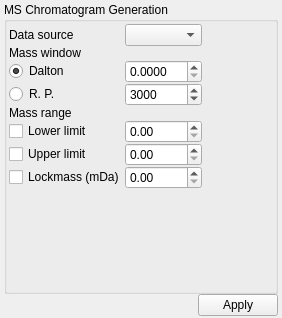
qtplatz/qtplatz, file src/libs/adwidgets/mschromatogramform.ui: the form before one commit.
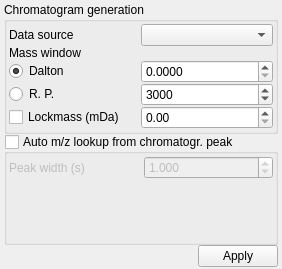
The form after the commit.

Commit message: machromatogram auto targeting process partially implemented

The edit to the form file:
```diff
--- a/src/libs/adwidgets/mschromatogramform.ui
+++ b/src/libs/adwidgets/mschromatogramform.ui
@@ -7,7 +7,7 @@
     <x>0</x>
     <y>0</y>
     <width>282</width>
-    <height>318</height>
+    <height>269</height>
    </rect>
   </property>
   <property name="windowTitle">
@@ -29,12 +29,19 @@
    <property name="spacing">
     <number>0</number>
    </property>
+   <item row="2" column="0">
+    <widget class="QDialogButtonBox" name="buttonBox">
+     <property name="standardButtons">
+      <set>QDialogButtonBox::Apply</set>
+     </property>
+    </widget>
+   </item>
    <item row="0" column="0">
     <layout class="QVBoxLayout" name="verticalLayout">
      <item>
       <widget class="QGroupBox" name="groupBox">
        <property name="title">
-        <string>MS Chromatogram Generation</string>
+        <string>Chromatogram generation</string>
        </property>
        <layout class="QGridLayout" name="gridLayout_3">
         <property name="leftMargin">
@@ -57,47 +64,6 @@
           <property name="spacing">
            <number>0</number>
           </property>
-          <item row="0" column="1">
-           <widget class="QComboBox" name="comboBox"/>
-          </item>
-          <item row="3" column="0">
-           <widget class="QRadioButton" name="radioButton_2">
-            <property name="enabled">
-             <bool>true</bool>
-            </property>
-            <property name="text">
-             <string>R. P.</string>
-            </property>
-           </widget>
-          </item>
-          <item row="5" column="0">
-           <widget class="QCheckBox" name="checkBox_lower">
-            <property name="text">
-             <string>Lower limit</string>
-            </property>
-           </widget>
-          </item>
-          <item row="5" column="1">
-           <widget class="QDoubleSpinBox" name="doubleSpinBox_2">
-            <property name="maximum">
-             <double>99999.000000000000000</double>
-            </property>
-           </widget>
-          </item>
-          <item row="0" column="0">
-           <widget class="QLabel" name="label">
-            <property name="text">
-             <string>Data source</string>
-            </property>
-           </widget>
-          </item>
-          <item row="1" column="0">
-           <widget class="QLabel" name="label_2">
-            <property name="text">
-             <string>Mass window</string>
-            </property>
-           </widget>
-          </item>
           <item row="2" column="1">
            <widget class="QDoubleSpinBox" name="doubleSpinBox">
             <property name="decimals">
@@ -114,13 +80,16 @@
             </property>
            </widget>
           </item>
-          <item row="4" column="0">
-           <widget class="QLabel" name="label_3">
+          <item row="0" column="0">
+           <widget class="QLabel" name="label">
             <property name="text">
-             <string>Mass range</string>
+             <string>Data source</string>
             </property>
            </widget>
           </item>
+          <item row="0" column="1">
+           <widget class="QComboBox" name="comboBox"/>
+          </item>
           <item row="2" column="0">
            <widget class="QRadioButton" name="radioButton">
             <property name="text">
@@ -131,23 +100,13 @@
             </property>
            </widget>
           </item>
-          <item row="8" column="0">
-           <spacer name="verticalSpacer">
-            <property name="orientation">
-             <enum>Qt::Vertical</enum>
+          <item row="4" column="1">
+           <widget class="QDoubleSpinBox" name="doubleSpinBox_4">
+            <property name="suffix">
+             <string comment="mDa"/>
             </property>
-            <property name="sizeHint" stdset="0">
-             <size>
-              <width>20</width>
-              <height>40</height>
-             </size>
-            </property>
-           </spacer>
-          </item>
-          <item row="6" column="1">
-           <widget class="QDoubleSpinBox" name="doubleSpinBox_3">
             <property name="maximum">
-             <double>99999.000000000000000</double>
+             <double>1000.000000000000000</double>
             </property>
            </widget>
           </item>
@@ -167,55 +126,105 @@
             </property>
            </widget>
           </item>
-          <item row="7" column="0">
+          <item row="1" column="0">
+           <widget class="QLabel" name="label_2">
+            <property name="text">
+             <string>Mass window</string>
+            </property>
+           </widget>
+          </item>
+          <item row="4" column="0">
            <widget class="QCheckBox" name="checkBox">
             <property name="text">
              <string>Lockmass (mDa)</string>
             </property>
            </widget>
           </item>
-          <item row="6" column="0">
-           <widget class="QCheckBox" name="checkBox_upper">
+          <item row="3" column="0">
+           <widget class="QRadioButton" name="radioButton_2">
+            <property name="enabled">
+             <bool>true</bool>
+            </property>
             <property name="text">
-             <string>Upper limit</string>
-            </property>
-           </widget>
-          </item>
-          <item row="7" column="1">
-           <widget class="QDoubleSpinBox" name="doubleSpinBox_4">
-            <property name="suffix">
-             <string comment="mDa"/>
-            </property>
-            <property name="maximum">
-             <double>1000.000000000000000</double>
+             <string>R. P.</string>
             </property>
            </widget>
           </item>
          </layout>
         </item>
-        <item row="0" column="1">
-         <spacer name="horizontalSpacer">
-          <property name="orientation">
-           <enum>Qt::Horizontal</enum>
-          </property>
-          <property name="sizeHint" stdset="0">
-           <size>
-            <width>40</width>
-            <height>20</height>
-           </size>
-          </property>
-         </spacer>
-        </item>
        </layout>
       </widget>
      </item>
     </layout>
    </item>
    <item row="1" column="0">
-    <widget class="QDialogButtonBox" name="buttonBox">
-     <property name="standardButtons">
-      <set>QDialogButtonBox::Apply</set>
+    <widget class="QGroupBox" name="groupBoxAutoTargeting">
+     <property name="title">
+      <string>Auto m/z lookup from chromatogr. peak</string>
      </property>
+     <property name="checkable">
+      <bool>true</bool>
+     </property>
+     <property name="checked">
+      <bool>false</bool>
+     </property>
+     <layout class="QGridLayout" name="gridLayout_5">
+      <property name="leftMargin">
+       <number>2</number>
+      </property>
+      <property name="topMargin">
+       <number>2</number>
+      </property>
+      <property name="rightMargin">
+       <number>2</number>
+      </property>
+      <property name="bottomMargin">
+       <number>2</number>
+      </property>
+      <item row="0" column="0">
+       <layout class="QGridLayout" name="gridLayout_4">
+        <item row="0" column="0">
+         <widget class="QLabel" name="label_3">
+          <property name="text">
+           <string>Peak width (s)</string>
+          </property>
+         </widget>
+        </item>
+        <item row="0" column="1">
+         <widget class="QDoubleSpinBox" name="doubleSpinBox_2">
+          <property name="decimals">
+           <number>3</number>
+          </property>
+          <property name="minimum">
+           <double>0.001000000000000</double>
+          </property>
+          <property name="maximum">
+           <double>10.000000000000000</double>
+          </property>
+          <property name="singleStep">
+           <double>0.100000000000000</double>
+          </property>
+          <property name="value">
+           <double>1.000000000000000</double>
+          </property>
+         </widget>
+        </item>
+       </layout>
+      </item>
+      <item row="1" column="0">
+       <spacer name="verticalSpacer">
+        <property name="orientation">
+         <enum>Qt::Vertical</enum>
+        </property>
+        <property name="sizeHint" stdset="0">
+         <size>
+          <width>20</width>
+          <height>40</height>
+         </size>
+        </property>
+       </spacer>
+      </item>
+     </layout>
     </widget>
    </item>
   </layout>
```
The commit also changes 12 other files.
